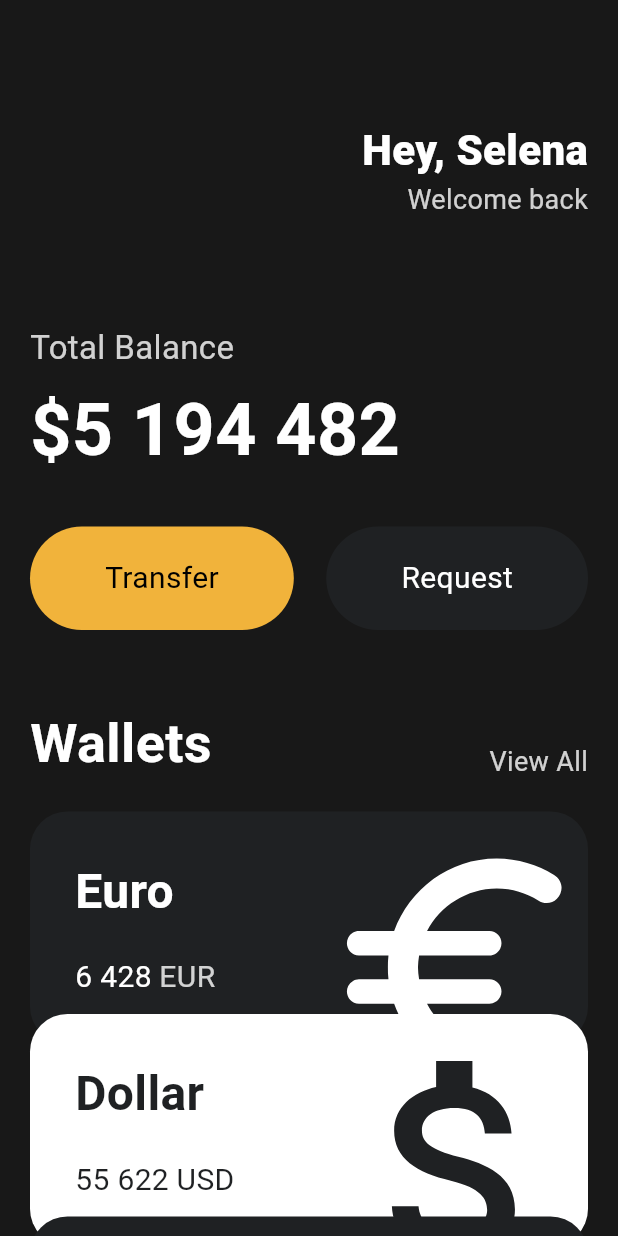
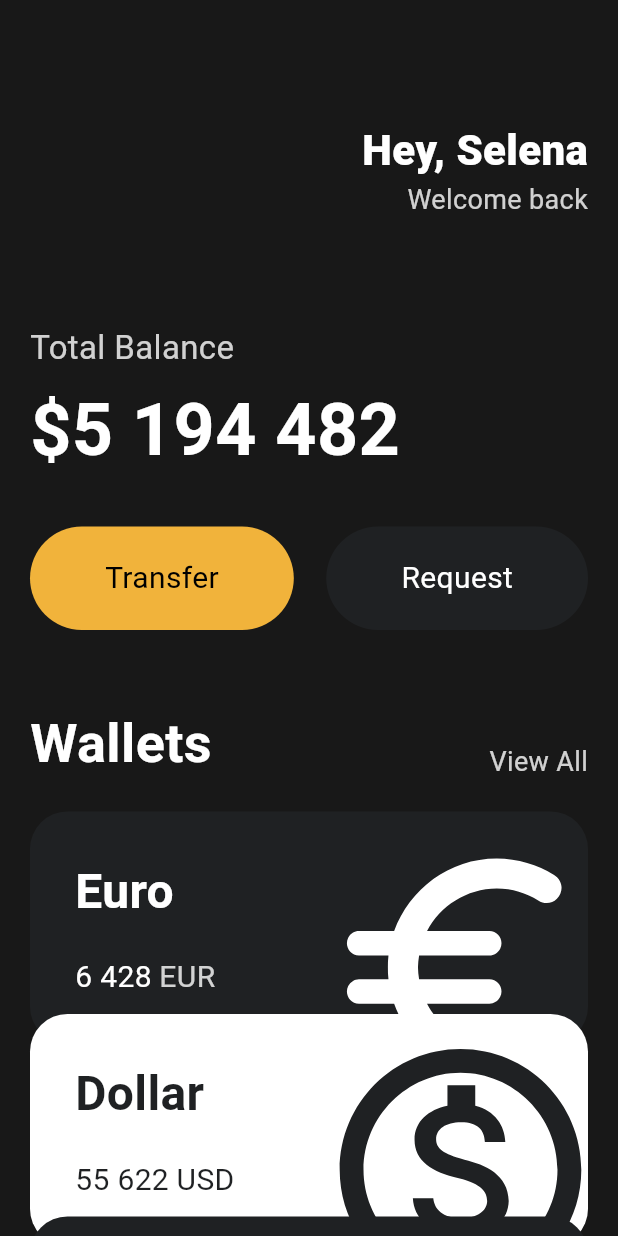
Before and after one commit to Bryson-Joseph/lectures., a Flutter app: the screen it shows after launch, on a phone screen of 412 x 824 dp. Run offline on Flutter 3.47's test engine with Material 3 defaults, Android fonts, the light colour scheme and no system bars.

Commit message:
code challenge

```diff
--- a/toonflix/lib/main.dart
+++ b/toonflix/lib/main.dart
@@ -129,7 +129,7 @@ class App extends StatelessWidget {
                     name: 'Dollar',
                     code: 'USD',
                     amount: '55 622',
-                    icon: Icons.attach_money_sharp,
+                    icon: Icons.monetization_on_outlined,
                     isInverted: true,
                   ),
                 ),
```
